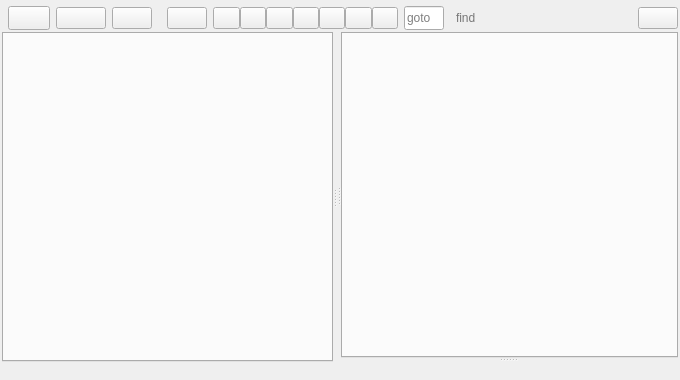
This is armadillo/armadillo.ui in rkyleg/scope as Qt 5 draws it before an edit. The edited form follows.
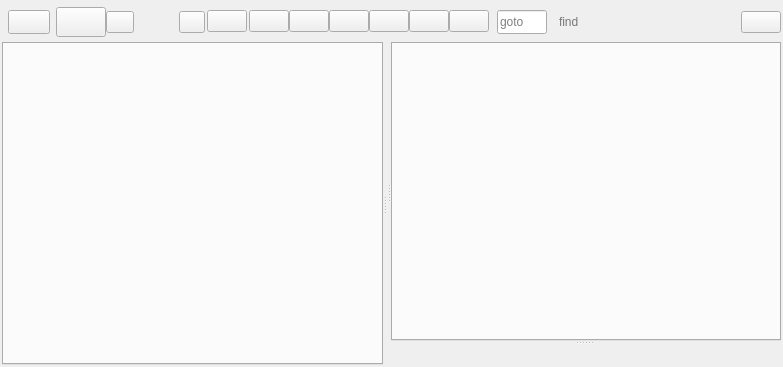
This is the edited form. Icons and pictures are not drawn.

```diff
--- a/armadillo/armadillo.ui
+++ b/armadillo/armadillo.ui
@@ -6,8 +6,8 @@
    <rect>
     <x>0</x>
     <y>0</y>
-    <width>680</width>
-    <height>380</height>
+    <width>783</width>
+    <height>367</height>
    </rect>
   </property>
   <property name="windowTitle">
@@ -33,7 +33,7 @@
    <property name="spacing">
     <number>0</number>
    </property>
-   <item row="2" column="0">
+   <item row="1" column="0">
     <widget class="QSplitter" name="split_left">
      <property name="sizePolicy">
       <sizepolicy hsizetype="Expanding" vsizetype="Expanding">
@@ -71,9 +71,18 @@
        <enum>QFrame::Raised</enum>
       </property>
       <layout class="QGridLayout" name="gridLayout_7">
-       <property name="margin">
+       <property name="leftMargin">
         <number>0</number>
        </property>
+       <property name="topMargin">
+        <number>0</number>
+       </property>
+       <property name="rightMargin">
+        <number>0</number>
+       </property>
+       <property name="bottomMargin">
+        <number>4</number>
+       </property>
        <property name="spacing">
         <number>0</number>
        </property>
@@ -128,12 +137,31 @@
          </widget>
         </widget>
        </item>
+       <item row="2" column="0">
+        <widget class="QLabel" name="l_statusbar">
+         <property name="styleSheet">
+          <string notr="true">QLabel {
+padding-left:2px;
+padding-top:2px;
+}</string>
+         </property>
+         <property name="text">
+          <string/>
+         </property>
+        </widget>
+       </item>
       </layout>
      </widget>
     </widget>
    </item>
-   <item row="1" column="0">
+   <item row="0" column="0">
     <widget class="QFrame" name="fr_topbar">
+     <property name="minimumSize">
+      <size>
+       <width>0</width>
+       <height>42</height>
+      </size>
+     </property>
      <property name="frameShape">
       <enum>QFrame::NoFrame</enum>
      </property>
@@ -151,13 +179,25 @@
        <number>0</number>
       </property>
       <property name="bottomMargin">
-       <number>2</number>
+       <number>0</number>
       </property>
       <property name="spacing">
        <number>0</number>
       </property>
       <item row="0" column="1">
        <widget class="QFrame" name="fr_tab">
+        <property name="minimumSize">
+         <size>
+          <width>0</width>
+          <height>30</height>
+         </size>
+        </property>
+        <property name="maximumSize">
+         <size>
+          <width>16777215</width>
+          <height>30</height>
+         </size>
+        </property>
         <property name="frameShape">
          <enum>QFrame::NoFrame</enum>
         </property>
@@ -166,51 +206,78 @@
         </property>
         <layout class="QGridLayout" name="gridLayout_6">
          <property name="leftMargin">
-          <number>6</number>
+          <number>0</number>
          </property>
          <property name="topMargin">
           <number>0</number>
          </property>
          <property name="rightMargin">
-          <number>6</number>
+          <number>2</number>
          </property>
          <property name="bottomMargin">
           <number>0</number>
          </property>
-         <property name="spacing">
-          <number>4</number>
+         <property name="horizontalSpacing">
+          <number>2</number>
          </property>
-         <item row="0" column="3">
+         <property name="verticalSpacing">
+          <number>0</number>
+         </property>
+         <item row="0" column="4">
           <widget class="QPushButton" name="b_closetab">
-           <property name="text">
-            <string/>
-           </property>
-           <property name="icon">
-            <iconset>
-             <normaloff>img/close.png</normaloff>img/close.png</iconset>
+           <property name="maximumSize">
+            <size>
+             <width>26</width>
+             <height>16777215</height>
+            </size>
            </property>
            <property name="class" stdset="0">
-            <string>tab_button</string>
+            <string>editor_tab_cls_btn</string>
            </property>
           </widget>
          </item>
-         <item row="0" column="0">
+         <item row="0" column="1">
           <widget class="QPushButton" name="b_tabicon">
+           <property name="maximumSize">
+            <size>
+             <width>28</width>
+             <height>16777215</height>
+            </size>
+           </property>
            <property name="text">
             <string/>
            </property>
+           <property name="iconSize">
+            <size>
+             <width>24</width>
+             <height>24</height>
+            </size>
+           </property>
            <property name="class" stdset="0">
             <string>tab_button</string>
            </property>
           </widget>
          </item>
-         <item row="0" column="1">
+         <item row="0" column="2">
           <widget class="QLabel" name="l_filename">
            <property name="text">
             <string/>
            </property>
           </widget>
          </item>
+         <item row="0" column="3">
+          <spacer name="horizontalSpacer_4">
+           <property name="orientation">
+            <enum>Qt::Horizontal</enum>
+           </property>
+           <property name="sizeHint" stdset="0">
+            <size>
+             <width>2</width>
+             <height>20</height>
+            </size>
+           </property>
+          </spacer>
+         </item>
         </layout>
        </widget>
       </item>
@@ -261,30 +328,23 @@
            </property>
           </widget>
          </item>
-         <item row="0" column="1">
-          <spacer name="horizontalSpacer_3">
-           <property name="orientation">
-            <enum>Qt::Horizontal</enum>
-           </property>
-           <property name="sizeType">
-            <enum>QSizePolicy::Fixed</enum>
-           </property>
-           <property name="sizeHint" stdset="0">
-            <size>
-             <width>6</width>
-             <height>20</height>
-            </size>
-           </property>
-          </spacer>
-         </item>
          <item row="0" column="2">
           <widget class="QPushButton" name="b_show_tabs">
            <property name="minimumSize">
             <size>
              <width>50</width>
-             <height>0</height>
+             <height>30</height>
             </size>
            </property>
+           <property name="maximumSize">
+            <size>
+             <width>16777215</width>
+             <height>30</height>
+            </size>
+           </property>
+           <property name="styleSheet">
+            <string notr="true"/>
+           </property>
            <property name="text">
             <string/>
            </property>
@@ -292,11 +352,30 @@
             <iconset>
              <normaloff>img/tri_down.png</normaloff>img/tri_down.png</iconset>
            </property>
+           <property name="checkable">
+            <bool>true</bool>
+           </property>
            <property name="class" stdset="0">
             <string/>
            </property>
           </widget>
          </item>
+         <item row="0" column="1">
+          <spacer name="horizontalSpacer_3">
+           <property name="orientation">
+            <enum>Qt::Horizontal</enum>
+           </property>
+           <property name="sizeType">
+            <enum>QSizePolicy::Fixed</enum>
+           </property>
+           <property name="sizeHint" stdset="0">
+            <size>
+             <width>6</width>
+             <height>20</height>
+            </size>
+           </property>
+          </spacer>
+         </item>
         </layout>
        </widget>
       </item>
@@ -487,8 +566,8 @@
            </property>
            <property name="sizeHint" stdset="0">
             <size>
-             <width>40</width>
-             <height>20</height>
+             <width>2</width>
+             <height>2</height>
             </size>
            </property>
           </spacer>
@@ -511,12 +590,24 @@
          <enum>QFrame::Raised</enum>
         </property>
         <layout class="QGridLayout" name="gridLayout">
-         <property name="margin">
+         <property name="leftMargin">
           <number>0</number>
          </property>
-         <property name="spacing">
+         <property name="topMargin">
           <number>0</number>
          </property>
+         <property name="rightMargin">
+          <number>0</number>
+         </property>
+         <property name="bottomMargin">
+          <number>2</number>
+         </property>
+         <property name="horizontalSpacing">
+          <number>0</number>
+         </property>
+         <property name="verticalSpacing">
+          <number>7</number>
+         </property>
          <item row="0" column="5">
           <widget class="QPushButton" name="b_unindent">
            <property name="toolTip">
@@ -551,22 +642,6 @@
            </property>
           </widget>
          </item>
-         <item row="0" column="2">
-          <spacer name="horizontalSpacer">
-           <property name="orientation">
-            <enum>Qt::Horizontal</enum>
-           </property>
-           <property name="sizeType">
-            <enum>QSizePolicy::Expanding</enum>
-           </property>
-           <property name="sizeHint" stdset="0">
-            <size>
-             <width>10</width>
-             <height>20</height>
-            </size>
-           </property>
-          </spacer>
-         </item>
          <item row="0" column="6">
           <widget class="QPushButton" name="b_comment">
            <property name="toolTip">
@@ -649,52 +724,25 @@
            </property>
           </widget>
          </item>
+         <item row="0" column="2">
+          <spacer name="horizontalSpacer_5">
+           <property name="orientation">
+            <enum>Qt::Horizontal</enum>
+           </property>
+           <property name="sizeHint" stdset="0">
+            <size>
+             <width>2</width>
+             <height>2</height>
+            </size>
+           </property>
+          </spacer>
+         </item>
         </layout>
        </widget>
       </item>
      </layout>
     </widget>
    </item>
-   <item row="0" column="0">
-    <widget class="QFrame" name="fr_tabs">
-     <property name="frameShape">
-      <enum>QFrame::NoFrame</enum>
-     </property>
-     <property name="frameShadow">
-      <enum>QFrame::Raised</enum>
-     </property>
-     <layout class="QHBoxLayout" name="horizontalLayout">
-      <property name="spacing">
-       <number>2</number>
-      </property>
-      <property name="leftMargin">
-       <number>4</number>
-      </property>
-      <property name="topMargin">
-       <number>2</number>
-      </property>
-      <property name="rightMargin">
-       <number>4</number>
-      </property>
-      <property name="bottomMargin">
-       <number>2</number>
-      </property>
-     </layout>
-    </widget>
-   </item>
-   <item row="3" column="0">
-    <widget class="QLabel" name="l_statusbar">
-     <property name="styleSheet">
-      <string notr="true">QLabel {
-padding-left:2px;
-padding-top:2px;
-}</string>
-     </property>
-     <property name="text">
-      <string/>
-     </property>
-    </widget>
-   </item>
   </layout>
  </widget>
  <resources/>
```
